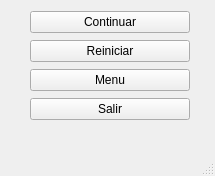
Qt form T05/pausa.ui (jfcampos1/Probando-cosas) before a commit.
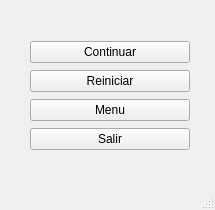
The same form after that commit.

```diff
--- a/T05/pausa.ui
+++ b/T05/pausa.ui
@@ -7,7 +7,7 @@
     <x>0</x>
     <y>0</y>
     <width>215</width>
-    <height>176</height>
+    <height>210</height>
    </rect>
   </property>
   <property name="windowTitle">
@@ -18,7 +18,7 @@
     <property name="geometry">
      <rect>
       <x>30</x>
-      <y>10</y>
+      <y>40</y>
       <width>160</width>
       <height>112</height>
      </rect>
@@ -66,6 +66,38 @@
      </item>
     </layout>
    </widget>
+   <widget class="QLabel" name="label">
+    <property name="geometry">
+     <rect>
+      <x>60</x>
+      <y>20</y>
+      <width>101</width>
+      <height>21</height>
+     </rect>
+    </property>
+    <property name="text">
+     <string/>
+    </property>
+    <property name="alignment">
+     <set>Qt::AlignCenter</set>
+    </property>
+   </widget>
+   <widget class="QLabel" name="label_2">
+    <property name="geometry">
+     <rect>
+      <x>70</x>
+      <y>0</y>
+      <width>81</width>
+      <height>20</height>
+     </rect>
+    </property>
+    <property name="text">
+     <string/>
+    </property>
+    <property name="alignment">
+     <set>Qt::AlignCenter</set>
+    </property>
+   </widget>
   </widget>
   <widget class="QMenuBar" name="menubar">
    <property name="geometry">
```
